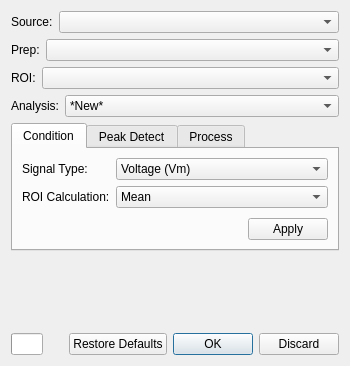
Qt form src/ui/KairoSightWidgetAnalyze.ui (kairosight/KairoSight) before a commit.
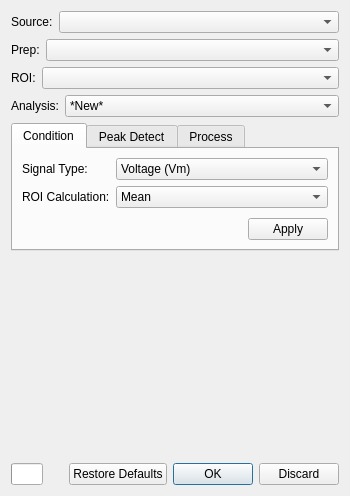
The same form after that commit. Custom widgets are drawn as their Qt base class.

What changed in the file:
```diff
--- a/src/ui/KairoSightWidgetAnalyze.ui
+++ b/src/ui/KairoSightWidgetAnalyze.ui
@@ -7,18 +7,18 @@
     <x>0</x>
     <y>0</y>
     <width>350</width>
-    <height>359</height>
+    <height>489</height>
    </rect>
   </property>
   <property name="sizePolicy">
-   <sizepolicy hsizetype="Fixed" vsizetype="Expanding">
+   <sizepolicy hsizetype="Expanding" vsizetype="Expanding">
     <horstretch>0</horstretch>
     <verstretch>0</verstretch>
    </sizepolicy>
   </property>
   <property name="maximumSize">
    <size>
-    <width>350</width>
+    <width>16777215</width>
     <height>16777215</height>
    </size>
   </property>
@@ -387,7 +387,7 @@
    <item>
     <widget class="GraphicsLayoutWidget" name="widgetPreview" native="true">
      <property name="sizePolicy">
-      <sizepolicy hsizetype="Expanding" vsizetype="Expanding">
+      <sizepolicy hsizetype="Ignored" vsizetype="Expanding">
        <horstretch>0</horstretch>
        <verstretch>0</verstretch>
       </sizepolicy>
@@ -395,7 +395,7 @@
      <property name="minimumSize">
       <size>
        <width>70</width>
-       <height>70</height>
+       <height>200</height>
       </size>
      </property>
      <property name="maximumSize">
```
